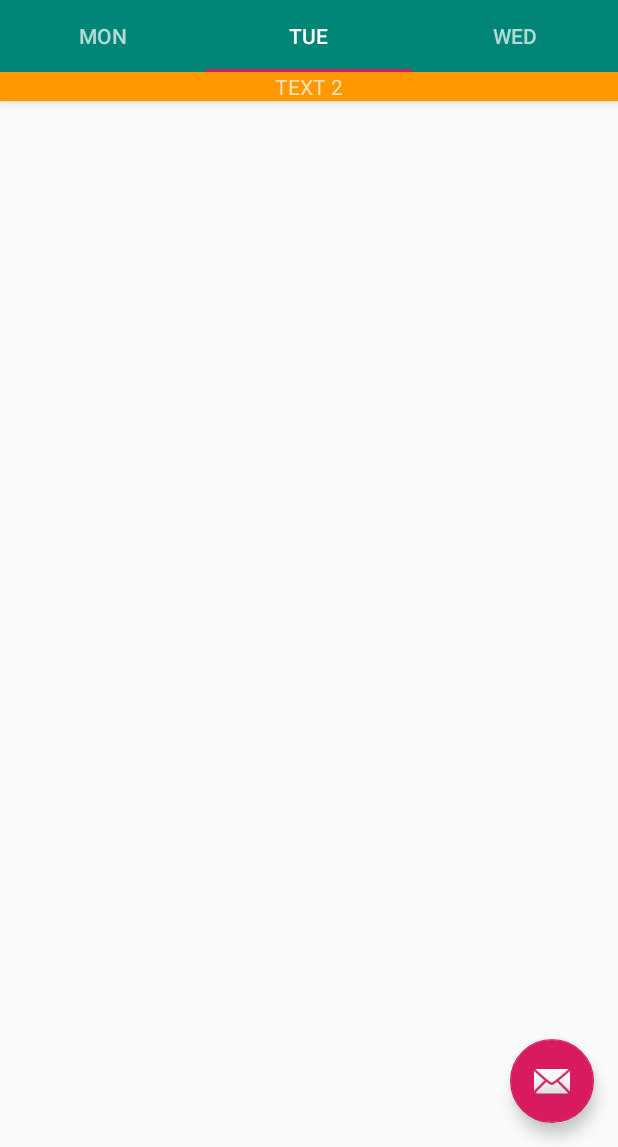
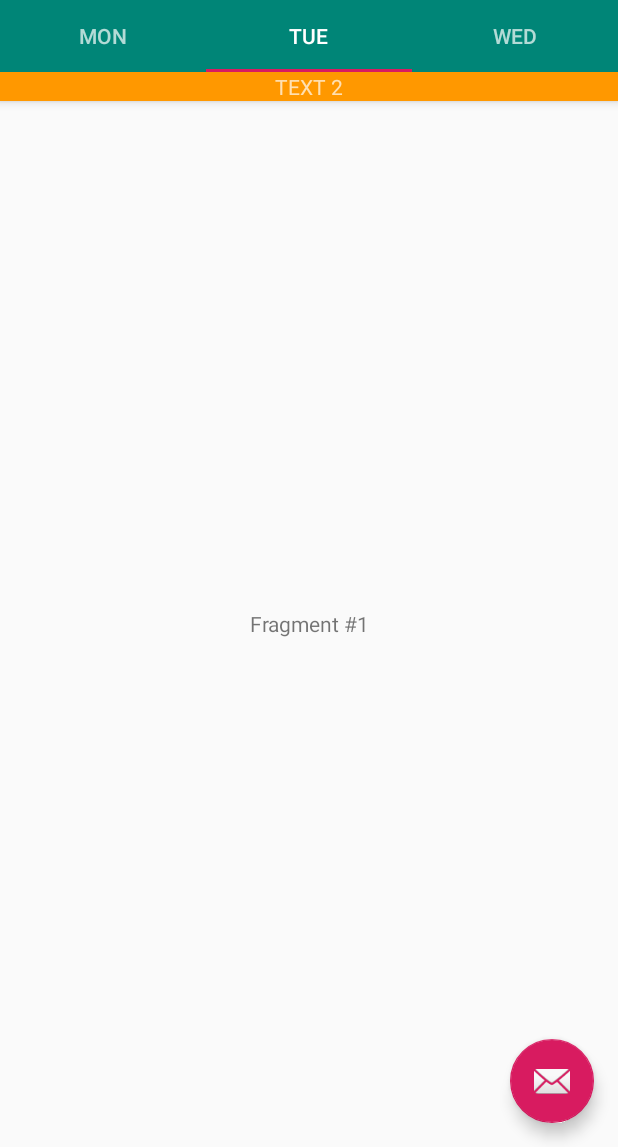
Before and after one commit to suplookie/Madcamp3, an Android app: the screen it shows after launch (MainActivity), tab 2 chosen, on a phone screen of 412 x 824 dp, the part 89-1236 px from its top. Run offline under Robolectric (Android 15) with nearby library versions, the phone set to English and light mode, and no system bars.

Commit message:
secondframgent demo

```diff
--- a/app/src/main/java/com/example/madcamp/SecondFragment.java
+++ b/app/src/main/java/com/example/madcamp/SecondFragment.java
@@ -1,8 +1,11 @@
 package com.example.madcamp;
 
-import android.os.Bundle;
+        import android.os.Bundle;
+        import android.view.LayoutInflater;
+        import android.view.View;
+        import android.view.ViewGroup;
 
-import androidx.fragment.app.Fragment;
+        import androidx.fragment.app.Fragment;
 
 public class SecondFragment extends Fragment {
 
@@ -10,6 +13,11 @@ public class SecondFragment extends Fragment {
         Bundle args = new Bundle();
         SecondFragment fragment = new SecondFragment();
         fragment.setArguments(args);
-        return new SecondFragment();
+        return fragment;
+    }
+
+    @Override
+    public View onCreateView(LayoutInflater inflater, ViewGroup container, Bundle savedInstanceState) {
+        return inflater.inflate(R.layout.fragment_second, container, false);
     }
 }
--- /dev/null
+++ b/app/src/main/res/layout/fragment_second.xml
@@ -0,0 +1,16 @@
+<?xml version="1.0" encoding="utf-8"?>
+<LinearLayout xmlns:android="http://schemas.android.com/apk/res/android"
+    android:orientation="vertical"
+    android:layout_width="match_parent"
+    android:layout_height="match_parent">
+    <TextView
+
+        android:layout_width="fill_parent"
+
+        android:layout_height="fill_parent"
+
+        android:text="Fragment #1"
+
+        android:gravity="center" />
+
+</LinearLayout>
```
